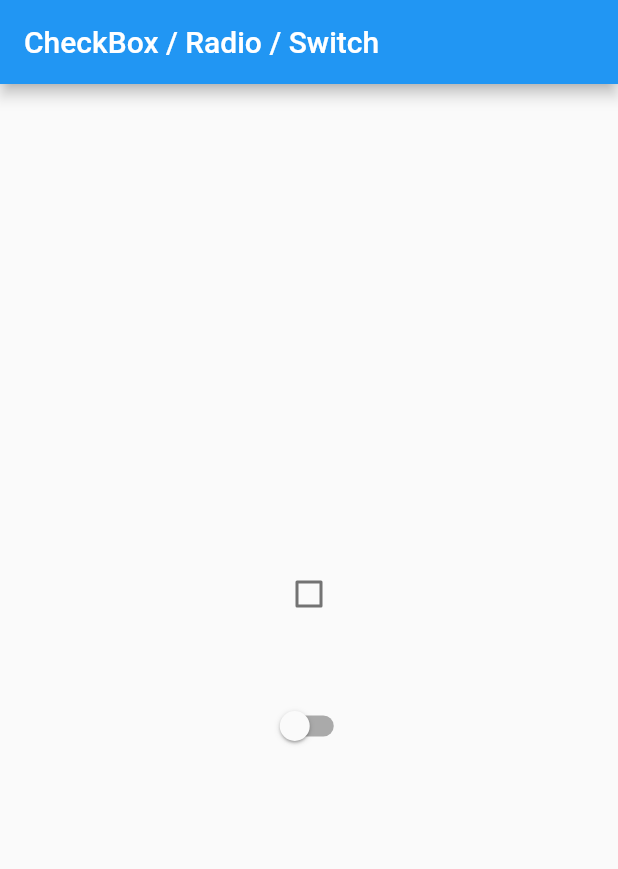
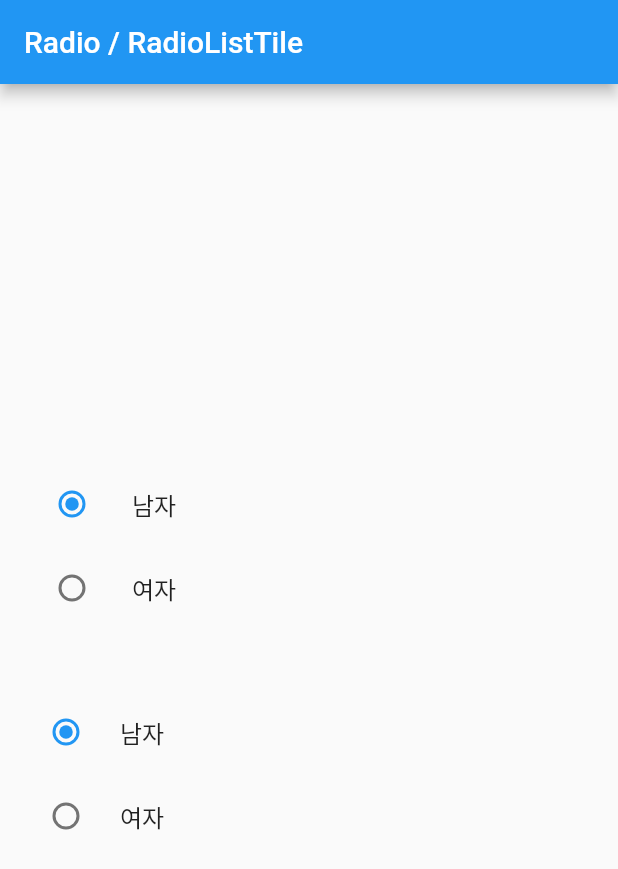
Before and after one commit to chihyeonWON/Flutter-Widget2, a Flutter app: the screen it shows after launch, on a phone screen of 412 x 824 dp. Shown: the top 869 px of the screen. Run offline on Flutter 3.47's test engine with Material 2 defaults, Android fonts, the light colour scheme and no system bars.

Commit message:
Radio, RadioListTile 실습

```diff
--- a/lib/main.dart
+++ b/lib/main.dart
@@ -22,13 +22,16 @@ class MyHomePage extends StatefulWidget {
   _MyHomePageState createState() => _MyHomePageState();
 }
 
+enum Gender { MAN, WOMEN }
+
 class _MyHomePageState extends State<MyHomePage> {
-  var _isChecked = false;
+  Gender _gender = Gender.MAN;
+
   @override
   Widget build(BuildContext context) {
     return Scaffold(
       appBar:AppBar(
-        title:Text('CheckBox / Radio / Switch'),
+        title:Text('Radio / RadioListTile'),
       ),
       body: Padding(
         padding:const EdgeInsets.all(8.0),
@@ -36,25 +39,53 @@ class _MyHomePageState extends State<MyHomePage> {
           child:Column(
             mainAxisAlignment: MainAxisAlignment.center,
             children:<Widget>[
-              Checkbox(
-                value:_isChecked,
-                onChanged:(value) {
-                  setState(() {
-                    _isChecked = true;
-                  });
-                }
+              ListTile(
+                  title:Text('남자'),
+                  leading: Radio(
+                      value:Gender.MAN,
+                      groupValue:_gender,
+                      onChanged:(value){
+                        setState((){
+                          _gender = Gender.MAN;
+                         });
+                      },
+                   ),
+              ),
+              ListTile(
+                  title:Text('여자'),
+                  leading: Radio(
+                      value:Gender.WOMEN,
+                      groupValue:_gender,
+                      onChanged:(value){
+                        setState((){
+                          _gender = Gender.WOMEN;
+                        });
+                      },
+                  ),
               ),
               SizedBox(
                 height:40,
               ),
-              Switch(
-                value:_isChecked,
+              RadioListTile(
+                title:Text('남자'),
+                value:Gender.MAN,
+                groupValue:_gender,
                 onChanged:(value){
                   setState((){
-                    _isChecked=true;
+                    _gender = Gender.MAN;
                   });
-                }
-              )
+                },
+              ),
+              RadioListTile(
+                title:Text('여자'),
+                value:Gender.WOMEN,
+                groupValue:_gender,
+                onChanged:(value){
+                  setState((){
+                    _gender = Gender.WOMEN;
+                  });
+                },
+              ),
             ]
           )
         )
```
